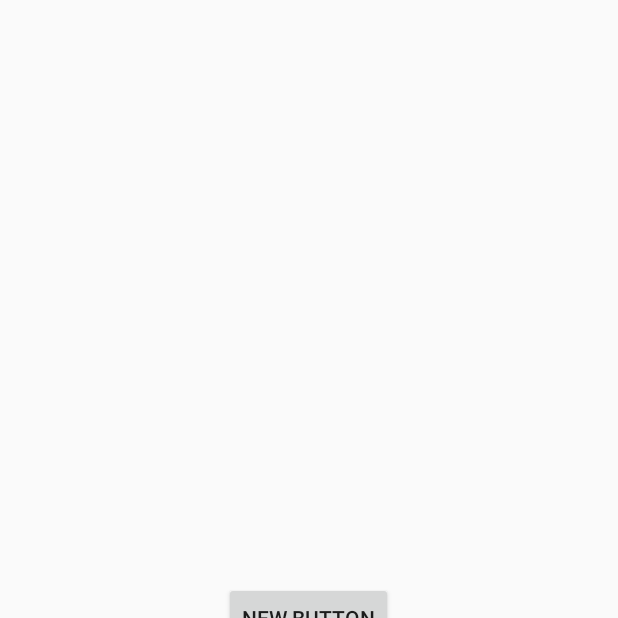
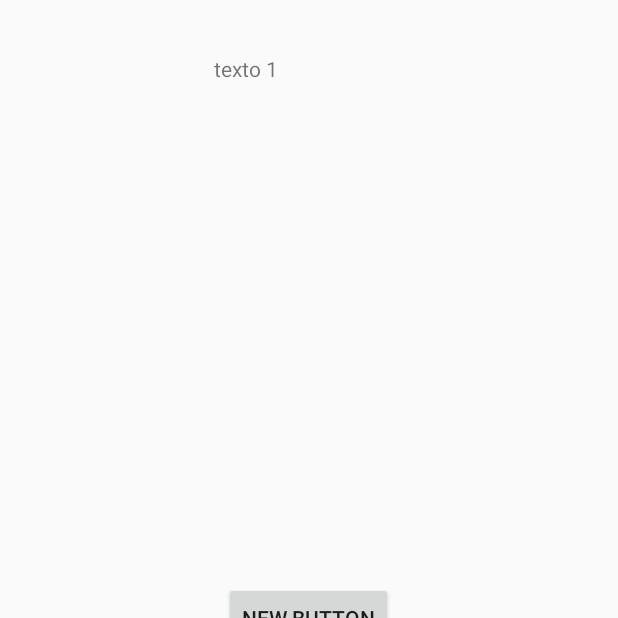
Before and after one commit to EjemplosAndroid/PruebaGitHub, an Android app: the screen it shows after launch (MainActivity), on a phone screen of 412 x 824 dp, the top half of it. Run offline under Robolectric (Android 15) with nearby library versions, the phone set to English and light mode, and no system bars.

Commit message:
add texto 1

```diff
--- a/app/src/main/res/layout/activity_main.xml
+++ b/app/src/main/res/layout/activity_main.xml
@@ -31,4 +31,16 @@
         android:layout_alignLeft="@+id/button"
         android:layout_alignStart="@+id/button" />
 
+    <TextView
+        android:layout_width="wrap_content"
+        android:layout_height="wrap_content"
+        android:text="texto 1"
+        android:id="@+id/textView"
+        android:layout_alignParentTop="true"
+        android:layout_alignRight="@+id/button"
+        android:layout_alignEnd="@+id/button"
+        android:layout_marginTop="36dp"
+        android:layout_alignLeft="@+id/checkBox"
+        android:layout_alignStart="@+id/checkBox" />
+
 </RelativeLayout>
```
